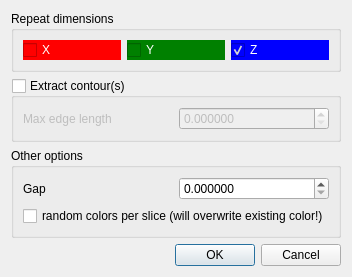
Qt form qCC/ui_templates/clippingBoxRepeatDlg.ui (CloudCompare/CloudCompare) before a commit.
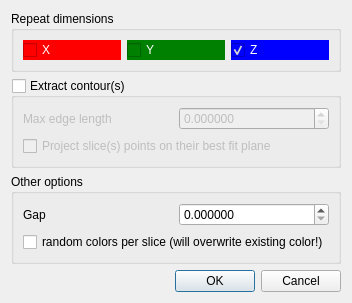
The same form after that commit.

What changed in the file:
```diff
--- a/qCC/ui_templates/clippingBoxRepeatDlg.ui
+++ b/qCC/ui_templates/clippingBoxRepeatDlg.ui
@@ -7,7 +7,7 @@
     <x>0</x>
     <y>0</y>
     <width>314</width>
-    <height>246</height>
+    <height>271</height>
    </rect>
   </property>
   <property name="windowTitle">
@@ -76,6 +76,8 @@
      <property name="checked">
       <bool>false</bool>
      </property>
+     <layout class="QVBoxLayout" name="verticalLayout_3">
+      <item>
      <layout class="QHBoxLayout" name="horizontalLayout_3">
       <item>
        <widget class="QLabel" name="label_2">
@@ -94,6 +96,18 @@
         </property>
         <property name="maximum">
          <double>1000000000.000000000000000</double>
+          </property>
+         </widget>
+        </item>
+       </layout>
+      </item>
+      <item>
+       <widget class="QCheckBox" name="projectOnBestFitCheckBox">
+        <property name="toolTip">
+         <string>Before extracting the contour, points can be projected along the repeat dimension (if only one is defined) or on the best fit plane</string>
+        </property>
+        <property name="text">
+         <string>Project slice(s) points on their best fit plane</string>
         </property>
        </widget>
       </item>
```
Lines whose indentation alone changed are shown as unchanged.
